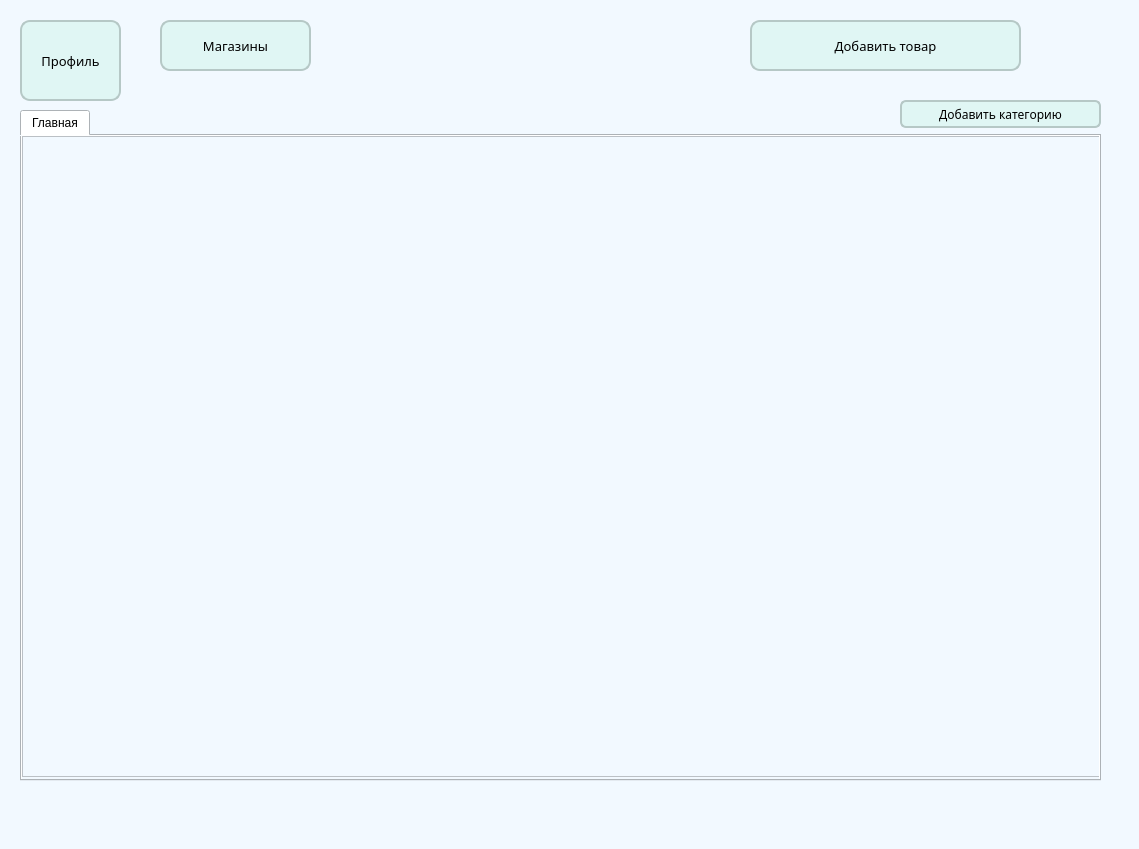
Above: blade/main_window.ui from NikName2021/Discount_project before the change. Below: the same form after it.
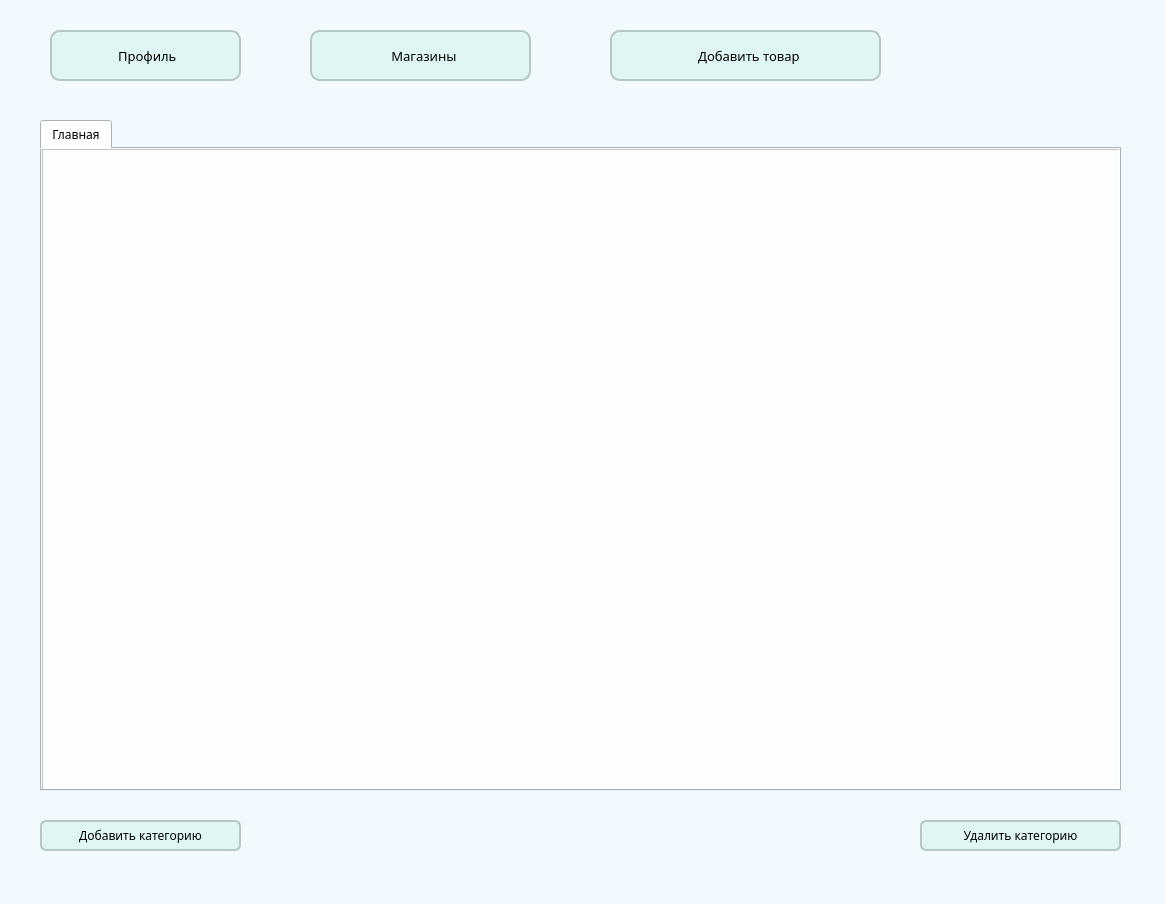
That is the form after the change. Icons and pictures are not drawn.

```diff
--- a/blade/main_window.ui
+++ b/blade/main_window.ui
@@ -6,8 +6,8 @@
    <rect>
     <x>0</x>
     <y>0</y>
-    <width>1139</width>
-    <height>849</height>
+    <width>1165</width>
+    <height>904</height>
    </rect>
   </property>
   <property name="windowTitle">
@@ -19,12 +19,18 @@
 
 </string>
   </property>
+  <property name="toolButtonStyle">
+   <enum>Qt::ToolButtonTextOnly</enum>
+  </property>
+  <property name="animated">
+   <bool>true</bool>
+  </property>
   <widget class="QWidget" name="centralwidget">
    <widget class="QPushButton" name="pushButton">
     <property name="geometry">
      <rect>
-      <x>750</x>
-      <y>20</y>
+      <x>610</x>
+      <y>30</y>
       <width>271</width>
       <height>51</height>
      </rect>
@@ -45,16 +51,26 @@
 </string>
     </property>
     <property name="text">
-     <string>Добавить товар</string>
+     <string>  Добавить товар</string>
+    </property>
+    <property name="icon">
+     <iconset>
+      <normaloff>../config/basket3.png</normaloff>../config/basket3.png</iconset>
+    </property>
+    <property name="iconSize">
+     <size>
+      <width>42</width>
+      <height>42</height>
+     </size>
     </property>
    </widget>
    <widget class="QPushButton" name="pushButton_2">
     <property name="geometry">
      <rect>
-      <x>20</x>
-      <y>20</y>
-      <width>101</width>
-      <height>81</height>
+      <x>50</x>
+      <y>30</y>
+      <width>191</width>
+      <height>51</height>
      </rect>
     </property>
     <property name="font">
@@ -69,15 +85,40 @@
 border: 2px solid rgb(182, 200, 198);</string>
     </property>
     <property name="text">
-     <string>Профиль</string>
+     <string> Профиль</string>
+    </property>
+    <property name="icon">
+     <iconset>
+      <normaloff>../config/profile.jpg</normaloff>../config/profile.jpg</iconset>
+    </property>
+    <property name="iconSize">
+     <size>
+      <width>30</width>
+      <height>30</height>
+     </size>
+    </property>
+    <property name="shortcut">
+     <string notr="true"/>
+    </property>
+    <property name="checkable">
+     <bool>true</bool>
+    </property>
+    <property name="autoRepeat">
+     <bool>false</bool>
+    </property>
+    <property name="autoRepeatDelay">
+     <number>300</number>
+    </property>
+    <property name="autoRepeatInterval">
+     <number>100</number>
     </property>
    </widget>
    <widget class="QPushButton" name="pushButton_3">
     <property name="geometry">
      <rect>
-      <x>160</x>
-      <y>20</y>
-      <width>151</width>
+      <x>310</x>
+      <y>30</y>
+      <width>221</width>
       <height>51</height>
      </rect>
     </property>
@@ -95,18 +136,34 @@
 border: 2px solid rgb(182, 200, 198);</string>
     </property>
     <property name="text">
-     <string>Магазины</string>
+     <string>  Магазины</string>
+    </property>
+    <property name="icon">
+     <iconset>
+      <normaloff>../config/shops.png</normaloff>../config/shops.png</iconset>
+    </property>
+    <property name="iconSize">
+     <size>
+      <width>35</width>
+      <height>35</height>
+     </size>
     </property>
    </widget>
    <widget class="QTabWidget" name="tabWidget">
     <property name="geometry">
      <rect>
-      <x>20</x>
-      <y>110</y>
+      <x>40</x>
+      <y>120</y>
       <width>1081</width>
       <height>671</height>
      </rect>
     </property>
+    <property name="font">
+     <font>
+      <family>Segoe Print</family>
+      <pointsize>9</pointsize>
+     </font>
+    </property>
     <property name="tabPosition">
      <enum>QTabWidget::North</enum>
     </property>
@@ -132,11 +189,16 @@
         <x>0</x>
         <y>0</y>
         <width>1081</width>
-        <height>641</height>
+        <height>651</height>
        </rect>
       </property>
+      <property name="font">
+       <font>
+        <pointsize>10</pointsize>
+       </font>
+      </property>
       <property name="styleSheet">
-       <string notr="true">background-color: rgb(242, 249, 255);
+       <string notr="true">background-color: rgb(251, 253, 255);
 </string>
       </property>
      </widget>
@@ -145,15 +207,16 @@
    <widget class="QPushButton" name="pushButton_4">
     <property name="geometry">
      <rect>
-      <x>900</x>
-      <y>100</y>
+      <x>40</x>
+      <y>820</y>
       <width>201</width>
-      <height>28</height>
+      <height>31</height>
      </rect>
     </property>
     <property name="font">
      <font>
       <family>Segoe Print</family>
+      <pointsize>9</pointsize>
      </font>
     </property>
     <property name="styleSheet">
@@ -165,6 +228,30 @@
      <string>Добавить категорию</string>
     </property>
    </widget>
+   <widget class="QPushButton" name="pushButton_5">
+    <property name="geometry">
+     <rect>
+      <x>920</x>
+      <y>820</y>
+      <width>201</width>
+      <height>31</height>
+     </rect>
+    </property>
+    <property name="font">
+     <font>
+      <family>Segoe Print</family>
+      <pointsize>9</pointsize>
+     </font>
+    </property>
+    <property name="styleSheet">
+     <string notr="true">background:rgb(224, 246, 244);
+border-radius: 6px;
+border: 2px solid rgb(182, 200, 198);</string>
+    </property>
+    <property name="text">
+     <string>Удалить категорию</string>
+    </property>
+   </widget>
   </widget>
   <widget class="QMenuBar" name="menubar">
    <property name="geometry">
```
Left out of the diff: 6 changed lines with no effect on the pictures.
